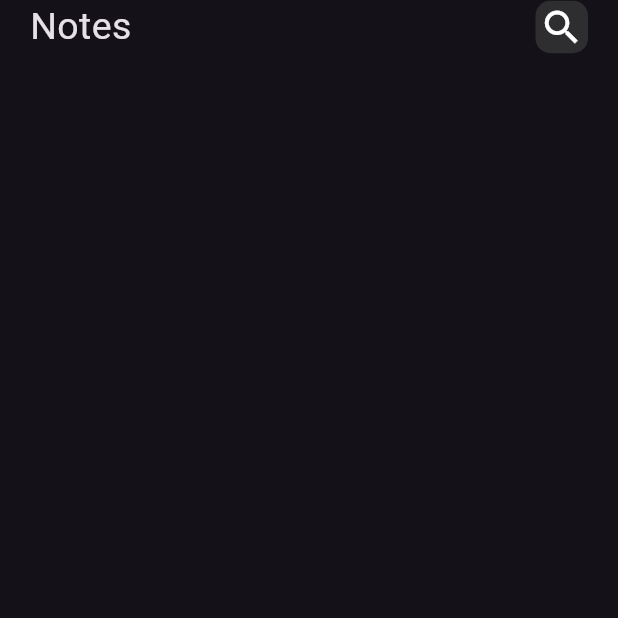
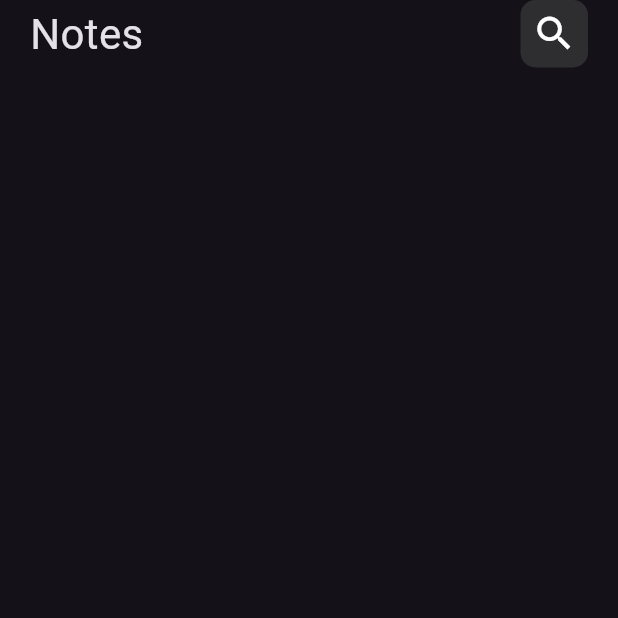
Before and after one commit to AlaaElkhamisy/Note_app, a Flutter app: the screen it shows after launch, on a phone screen of 412 x 824 dp, the top half of it. Run offline on Flutter 3.47's test engine with Material 3 defaults, Android fonts, the phone set to English and light mode, and no system bars.

Commit message:
custom search

```diff
--- a/lib/customs/custom_app_bar.dart
+++ b/lib/customs/custom_app_bar.dart
@@ -1,4 +1,5 @@
 import 'package:flutter/material.dart';
+import 'package:note/customs/custom_search.dart';
 
 class Custom_App_Bar extends StatelessWidget {
   const Custom_App_Bar({super.key});
@@ -10,19 +11,9 @@ class Custom_App_Bar extends StatelessWidget {
       children: [
         const Text(
           "Notes",
-          style: TextStyle(fontSize: 25),
+          style: TextStyle(fontSize: 28),
         ),
-        Container(
-          width: 35,
-          height: 35,
-          decoration: BoxDecoration(
-              color: const Color.fromARGB(115, 78, 78, 78),
-              borderRadius: BorderRadius.circular(10)),
-          child: Icon(
-            Icons.search,
-            size: 30,
-          ),
-        )
+        CustomSearch()
       ],
     );
   }
--- /dev/null
+++ b/lib/customs/custom_search.dart
@@ -0,0 +1,22 @@
+import 'package:flutter/material.dart';
+
+class CustomSearch extends StatelessWidget {
+  const CustomSearch({super.key});
+
+  @override
+  Widget build(BuildContext context) {
+    return Container(
+      width: 45,
+      height: 45,
+      decoration: BoxDecoration(
+          color: const Color.fromARGB(115, 78, 78, 78),
+          borderRadius: BorderRadius.circular(10)),
+      child: Center(
+        child: Icon(
+          Icons.search,
+          size: 30,
+        ),
+      ),
+    );
+  }
+}
```
